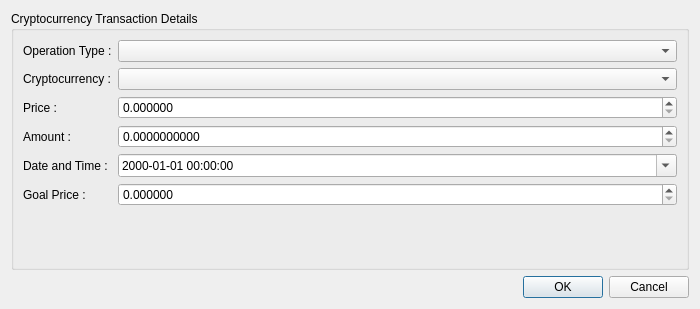
Qt form investpor/gui/cryptocurrencydialog.ui (ukll/investpor) before a commit.
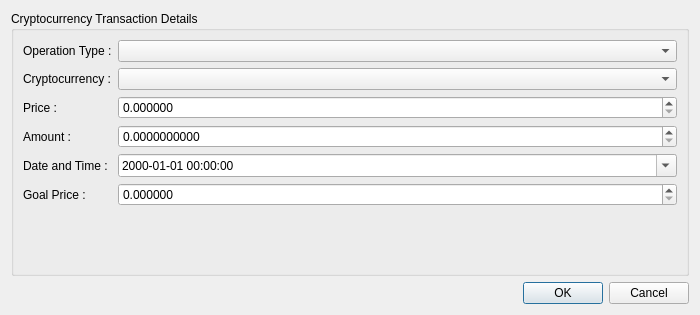
The same form after that commit.

Commit message: Updates tab orders in dialogs.

```diff
--- a/investpor/gui/cryptocurrencydialog.ui
+++ b/investpor/gui/cryptocurrencydialog.ui
@@ -7,7 +7,7 @@
     <x>0</x>
     <y>0</y>
     <width>700</width>
-    <height>309</height>
+    <height>315</height>
    </rect>
   </property>
   <property name="minimumSize">
```
Left out of the diff: 8 changed lines with no effect on the pictures. The commit also changes 7 other files.
